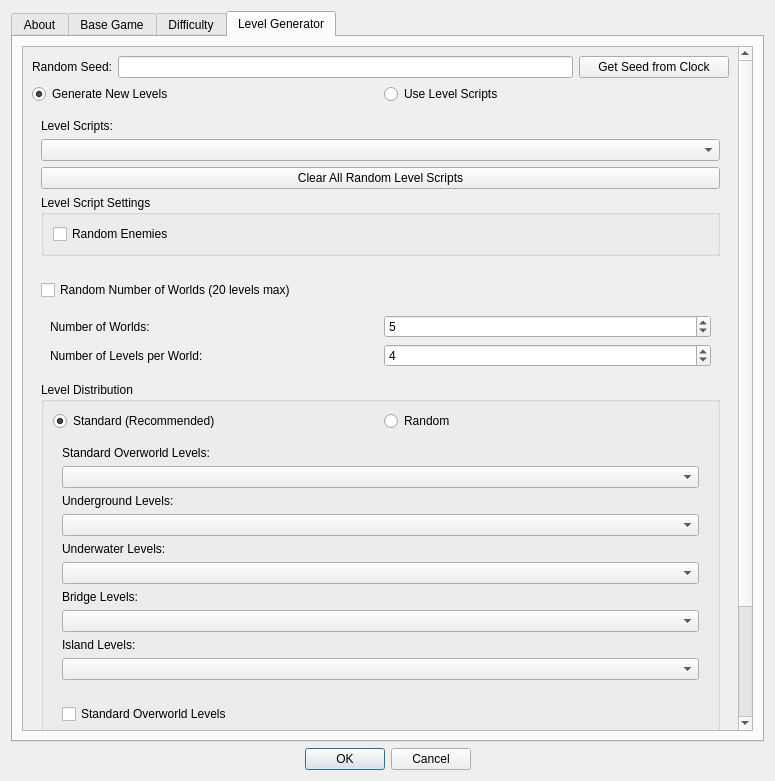
First picture: the form in SMB1/SMB1_Compliance_To_SMB1/Configure_Settings_Form.ui, repository Coolcord/Level-Headed, before the edit.
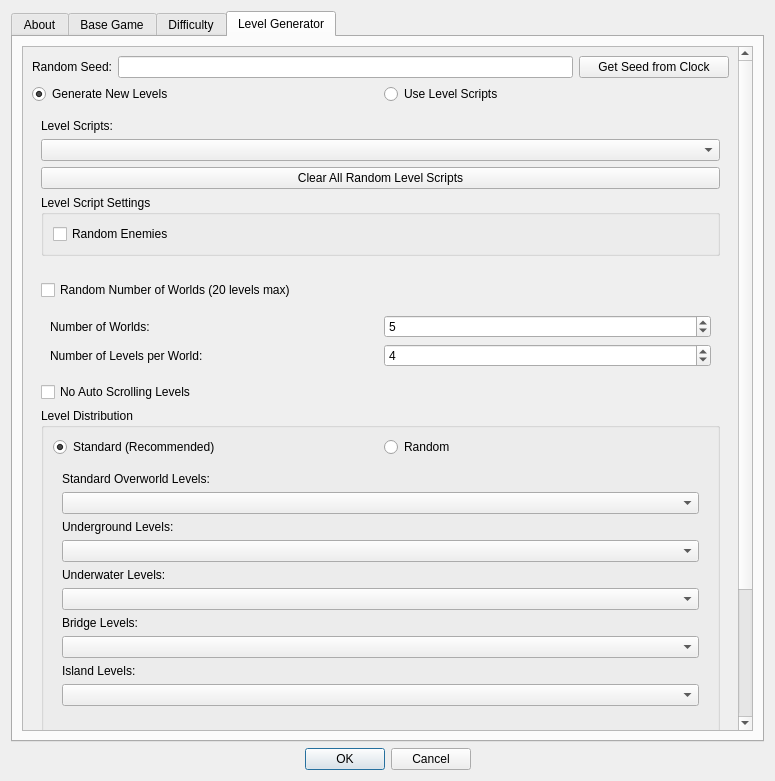
Second picture: the form after the edit. The open tabs and pages were chosen to show the change.

Commit message: Added an option to force auto scroller to be off in the Level Generator tab

Patch:
```diff
--- a/SMB1/SMB1_Compliance_To_SMB1/Configure_Settings_Form.ui
+++ b/SMB1/SMB1_Compliance_To_SMB1/Configure_Settings_Form.ui
@@ -3141,9 +3141,9 @@
           <property name="geometry">
            <rect>
             <x>0</x>
-            <y>0</y>
+            <y>-230</y>
             <width>708</width>
-            <height>961</height>
+            <height>990</height>
            </rect>
           </property>
           <layout class="QVBoxLayout" name="verticalLayout_4">
@@ -3320,6 +3320,13 @@
                 </layout>
                </widget>
               </item>
+              <item>
+               <widget class="QCheckBox" name="cbNoAutoScrollingLevels">
+                <property name="text">
+                 <string>No Auto Scrolling Levels</string>
+                </property>
+               </widget>
+              </item>
               <item>
                <widget class="QGroupBox" name="groupLevelDistribution">
                 <property name="title">
```
Left out of the diff: 2 changed lines with no effect on the pictures. The commit also changes 5 other files.
